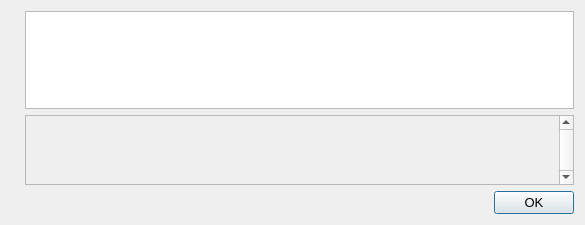
Old version of the form src/qt/forms/helpmessagedialog.ui in the repository adeptio-project/adeptio.
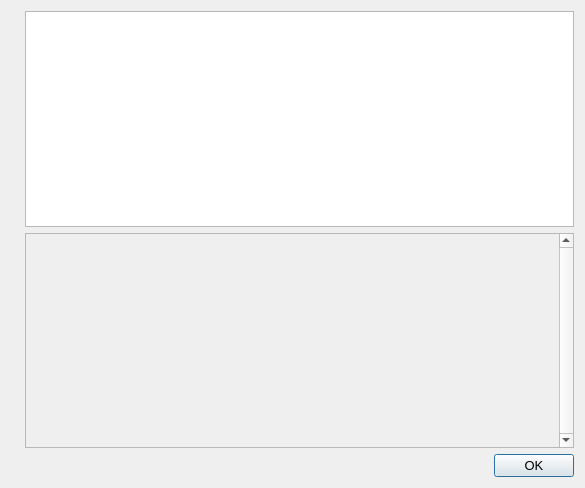
New version of the form. Icons and pictures are not drawn.

Patch:
```diff
--- a/src/qt/forms/helpmessagedialog.ui
+++ b/src/qt/forms/helpmessagedialog.ui
@@ -7,7 +7,7 @@
     <x>0</x>
     <y>0</y>
     <width>585</width>
-    <height>225</height>
+    <height>488</height>
    </rect>
   </property>
   <property name="font">
@@ -54,8 +54,8 @@
          <rect>
           <x>0</x>
           <y>0</y>
-          <width>447</width>
-          <height>68</height>
+          <width>479</width>
+          <height>213</height>
          </rect>
         </property>
         <layout class="QVBoxLayout" name="verticalLayout_2">
```
